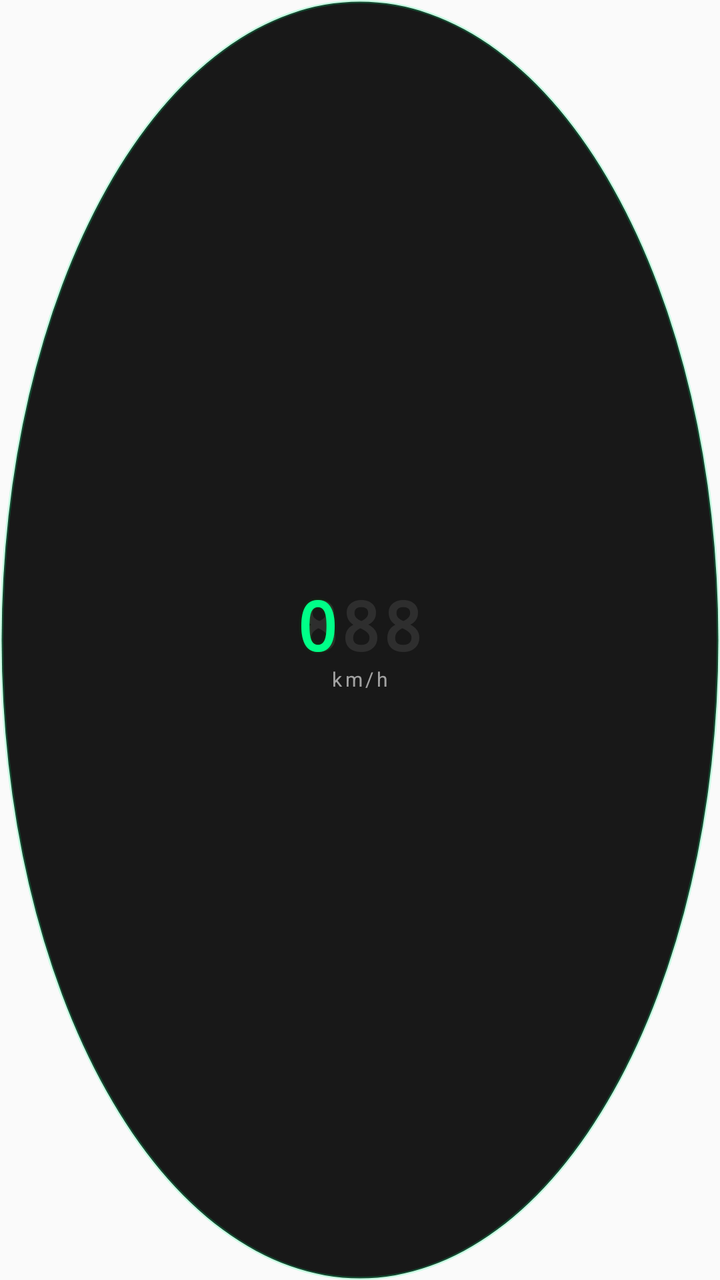
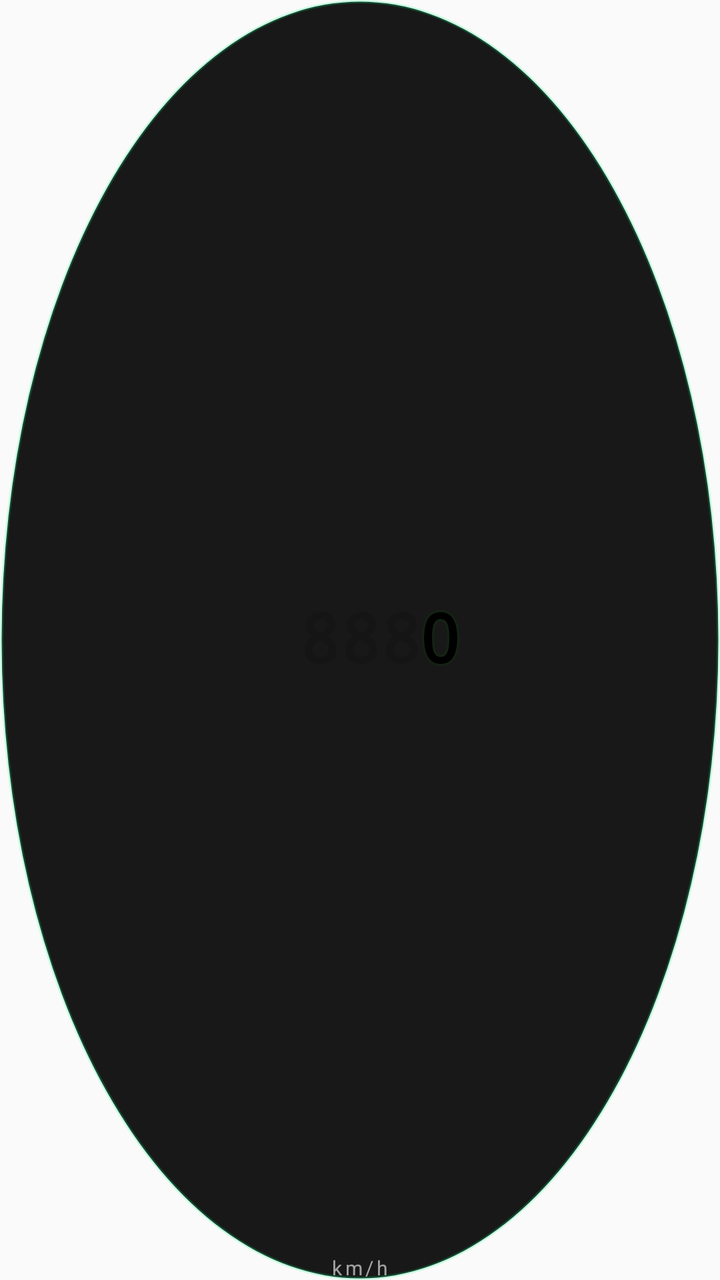

Screens rendered from an Android XML layout before and after an edit, with the pre-edit source and the edit as a unified diff.
<!-- AndroidManifest.xml: application theme AppTheme -->
<!-- res/layout/overlay_flowpilot.xml -->
<?xml version="1.0" encoding="utf-8"?>
<LinearLayout xmlns:android="http://schemas.android.com/apk/res/android"
    android:id="@+id/ov_raiz"
    android:layout_width="match_parent"
    android:layout_height="match_parent"
    android:orientation="vertical"
    android:gravity="center"
    android:background="@drawable/ov_bolha">

    
    <FrameLayout
        android:layout_width="wrap_content"
        android:layout_height="wrap_content">

        
        <TextView
            android:id="@+id/ov_mask"
            android:layout_width="wrap_content"
            android:layout_height="wrap_content"
            android:text="888"
            android:textSize="34sp"
            android:textStyle="bold"
            android:includeFontPadding="false"
            android:typeface="monospace"
            android:textColor="#33888888"
            android:letterSpacing="0.02"
            android:gravity="center"
            android:shadowColor="@android:color/transparent" />

        
        <TextView
            android:id="@+id/ov_valor"
            android:layout_width="match_parent"
            android:layout_height="match_parent"
            android:text="0"
            android:textSize="34sp"
            android:textStyle="bold"
            android:includeFontPadding="false"
            android:typeface="monospace"
            android:textColor="#00FF88"
            android:gravity="end|center_vertical"
            android:shadowColor="#66007700"
            android:shadowRadius="4"
            android:shadowDx="0"
            android:shadowDy="0" />
    </FrameLayout>

    
    <TextView
        android:id="@+id/ov_sufixo"
        android:layout_width="wrap_content"
        android:layout_height="wrap_content"
        android:text="km/h"
        android:textSize="10sp"
        android:fontFamily="sans-serif"
        android:includeFontPadding="false"
        android:textColor="#99FFFFFF"
        android:letterSpacing="0.15"
        android:gravity="center" />
</LinearLayout>
<!-- resources referenced by this layout -->
<resources>
  <!-- drawable ov_bolha (drawable) -->
  <?xml version="1.0" encoding="utf-8"?>
  <shape xmlns:android="http://schemas.android.com/apk/res/android"
      android:shape="oval">
      <solid android:color="#E6000000" />
      <stroke android:width="1.5dp" android:color="#3300FF88" />
  </shape>
  <style name="AppTheme" parent="Theme.AppCompat.Light.DarkActionBar">
          
          <item name="colorPrimary">@color/colorPrimary</item>
          <item name="colorPrimaryDark">@color/colorPrimaryDark</item>
          <item name="colorAccent">@color/colorAccent</item>
      </style>
</resources>

<!-- the commit's change to res/layout/overlay_flowpilot.xml (unified diff, before → after) -->
@@ -1,55 +1,50 @@
 <?xml version="1.0" encoding="utf-8"?>
-<LinearLayout xmlns:android="http://schemas.android.com/apk/res/android"
+<FrameLayout xmlns:android="http://schemas.android.com/apk/res/android"
     android:id="@+id/ov_raiz"
-    android:layout_width="match_parent"
-    android:layout_height="match_parent"
-    android:orientation="vertical"
-    android:gravity="center"
+    android:layout_width="100dp"
+    android:layout_height="100dp"
     android:background="@drawable/ov_bolha">
 
     
-    <FrameLayout
-        android:layout_width="wrap_content"
-        android:layout_height="wrap_content">
+    <TextView
+        android:id="@+id/ov_mask"
+        android:layout_width="100dp"
+        android:layout_height="wrap_content"
+        android:layout_gravity="center"
+        android:text="888"
+        android:textSize="34sp"
+        android:textStyle="bold"
+        android:includeFontPadding="false"
+        android:typeface="monospace"
+        android:textColor="#1f000000"
+        android:gravity="center"
+        android:shadowColor="@android:color/transparent"
+        android:shadowRadius="0" />
 
-        
-        <TextView
-            android:id="@+id/ov_mask"
-            android:layout_width="wrap_content"
-            android:layout_height="wrap_content"
-            android:text="888"
-            android:textSize="34sp"
-            android:textStyle="bold"
-            android:includeFontPadding="false"
-            android:typeface="monospace"
-            android:textColor="#33888888"
-            android:letterSpacing="0.02"
-            android:gravity="center"
-            android:shadowColor="@android:color/transparent" />
-
-        
-        <TextView
-            android:id="@+id/ov_valor"
-            android:layout_width="match_parent"
-            android:layout_height="match_parent"
-            android:text="0"
-            android:textSize="34sp"
-            android:textStyle="bold"
-            android:includeFontPadding="false"
-            android:typeface="monospace"
-            android:textColor="#00FF88"
-            android:gravity="end|center_vertical"
-            android:shadowColor="#66007700"
-            android:shadowRadius="4"
-            android:shadowDx="0"
-            android:shadowDy="0" />
-    </FrameLayout>
+    
+    <TextView
+        android:id="@+id/ov_vel"
+        android:layout_width="100dp"
+        android:layout_height="wrap_content"
+        android:layout_gravity="center"
+        android:text="0"
+        android:textSize="34sp"
+        android:textStyle="bold"
+        android:includeFontPadding="false"
+        android:typeface="monospace"
+        android:textColor="#000000"
+        android:gravity="end|center_vertical"
+        android:shadowColor="#66007700"
+        android:shadowRadius="4"
+        android:shadowDx="0"
+        android:shadowDy="0" />
 
     
     <TextView
         android:id="@+id/ov_sufixo"
         android:layout_width="wrap_content"
         android:layout_height="wrap_content"
+        android:layout_gravity="bottom|center_horizontal"
         android:text="km/h"
         android:textSize="10sp"
         android:fontFamily="sans-serif"
@@ -57,4 +52,4 @@
         android:textColor="#99FFFFFF"
         android:letterSpacing="0.15"
         android:gravity="center" />
-</LinearLayout>
+</FrameLayout>
